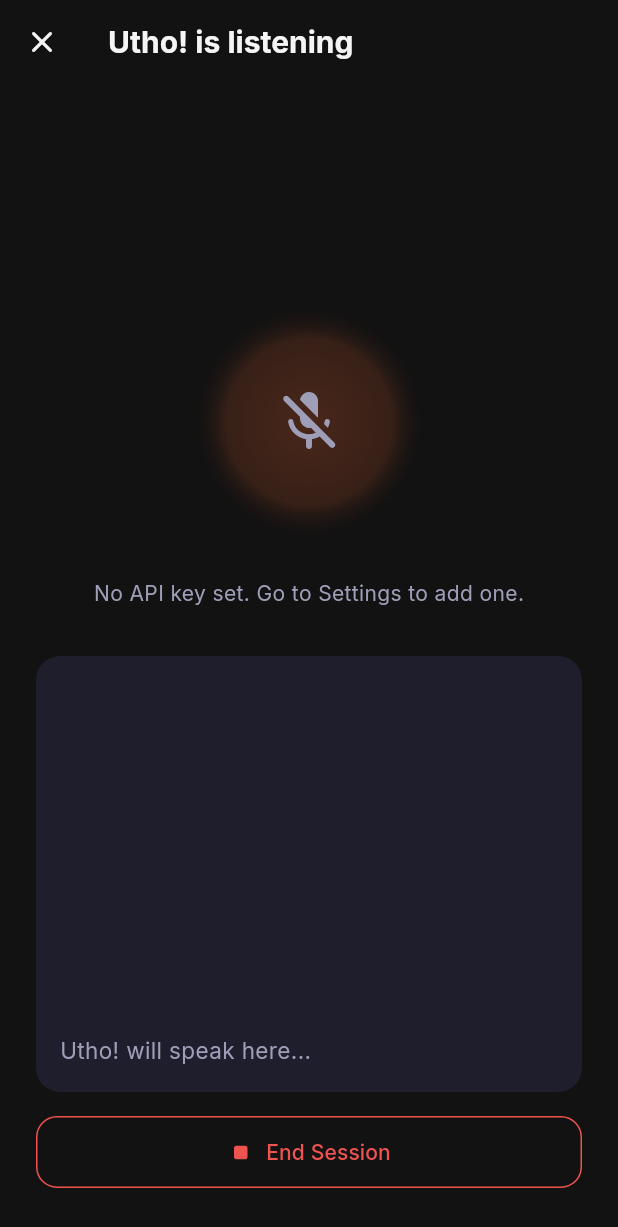
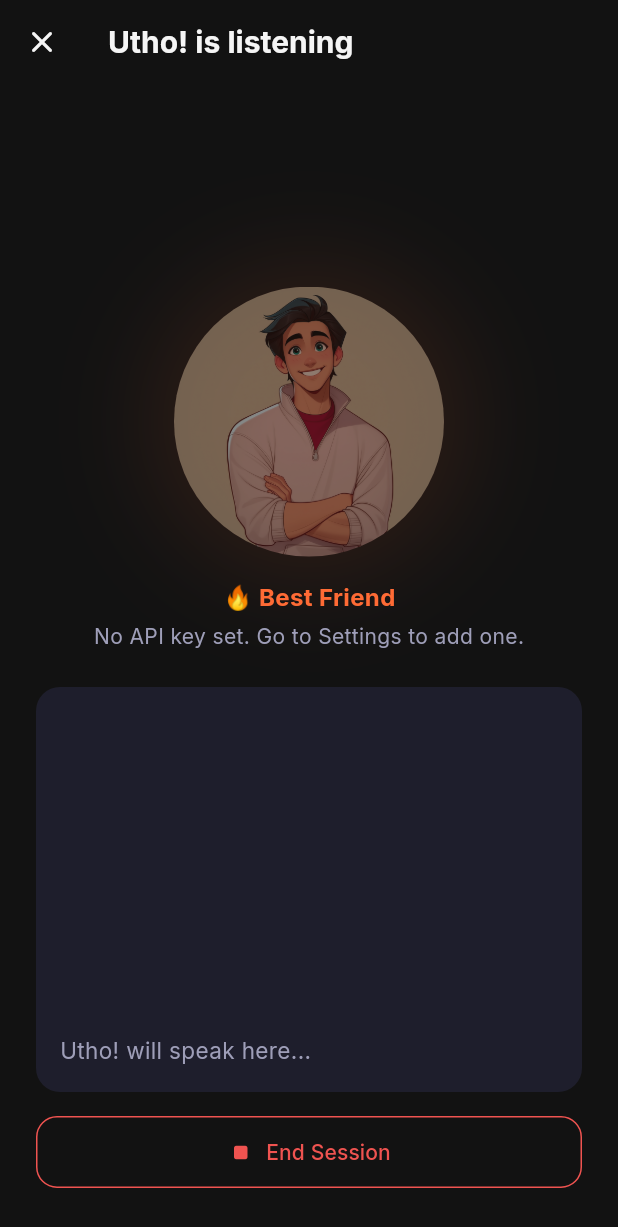
Before and after one commit to sanjuhs/utho-alarm-cerbral-valley-gemini-3-hackathon, a Flutter app: the VoiceSessionScreen screen opened directly, on a phone screen of 412 x 824 dp. Shown: the top 1227 px of the screen. Run offline on Flutter 3.47's test engine with Material 3 defaults, Android fonts, the phone set to English and light mode, and no system bars; our stand-ins replace audioplayers, flutter_local_notifications, flutter_secure_storage, flutter_timezone, google_fonts, permission_handler and 4 more; missing offline and left inert: android_alarm_manager_plus, flutter_webrtc; accounts and stored records are empty.

Commit message:
Persona avatars in voice session + hackathon README
- 4 persona images (Mom, Friend, Boss, Soft) show as animated avatars
  with pulsing glow during voice sessions
- AssistantMode enum now carries imagePath for each persona
- Hackathon README: architecture diagrams, alarm chaining flow,
  tool definitions, technical decisions, persona table with images

Co-authored-by: Cursor <cursoragent@cursor.com>

```diff
--- a/lib/models/preferences.dart
+++ b/lib/models/preferences.dart
@@ -1,14 +1,15 @@
 enum AssistantMode {
-  indianMom('indian_mom', 'Indian Mom', '🫶', 'Caring + strict + guilt-trippy'),
-  bestFriend('best_friend', 'Best Friend', '🔥', 'Hype + supportive'),
-  boss('boss', 'Boss', '💼', 'Crisp, ruthless, deadlines'),
-  soft('soft', 'Soft', '🌙', 'Gentle for low-energy days');
+  indianMom('indian_mom', 'Indian Mom', '🫶', 'Caring + strict + guilt-trippy', 'assets/images/mom/image-mom.png'),
+  bestFriend('best_friend', 'Best Friend', '🔥', 'Hype + supportive', 'assets/images/friend/image-friend.png'),
+  boss('boss', 'Boss', '💼', 'Crisp, ruthless, deadlines', 'assets/images/boss/image.png'),
+  soft('soft', 'Soft', '🌙', 'Gentle for low-energy days', 'assets/images/soft-girl/image.png');
 
   final String key;
   final String displayName;
   final String emoji;
   final String description;
-  const AssistantMode(this.key, this.displayName, this.emoji, this.description);
+  final String imagePath;
+  const AssistantMode(this.key, this.displayName, this.emoji, this.description, this.imagePath);
 
   static AssistantMode fromKey(String key) =>
       AssistantMode.values.firstWhere((m) => m.key == key, orElse: () => bestFriend);
--- a/lib/screens/voice_session_screen.dart
+++ b/lib/screens/voice_session_screen.dart
@@ -315,37 +315,58 @@ class _VoiceSessionScreenState extends State<VoiceSessionScreen>
 
           const Spacer(),
 
-          // Animated orb
-          AnimatedBuilder(
+          // Persona avatar with animated glow
+          Consumer<PreferencesProvider>(
+            builder: (_, prefs, __) {
+              final mode = prefs.prefs.mode;
+              return AnimatedBuilder(
                 animation: _waveController,
                 builder: (_, __) {
+                  final glowAlpha = _connected
+                      ? (100 + (_waveController.value * 100).toInt())
+                      : 30;
                   return Container(
+                    width: 180,
+                    height: 180,
+                    decoration: BoxDecoration(
+                      shape: BoxShape.circle,
+                      boxShadow: [
+                        BoxShadow(
+                          color: UthoTheme.accent.withAlpha(glowAlpha),
+                          blurRadius: 40 + _waveController.value * 20,
+                          spreadRadius: 5 + _waveController.value * 10,
+                        ),
+                      ],
+                    ),
+                    child: ClipOval(
+                      child: Image.asset(
+                        mode.imagePath,
                         width: 160,
                         height: 160,
-                decoration: BoxDecoration(
-                  shape: BoxShape.circle,
-                  gradient: RadialGradient(
-                    colors: [
-                      UthoTheme.accent.withAlpha(_connected ? 200 : 60),
-                      UthoTheme.accent.withAlpha(40),
-                      Colors.transparent,
-                    ],
-                    stops: [
-                      0.0,
-                      0.5 + _waveController.value * 0.2,
-                      1.0,
-                    ],
+                        fit: BoxFit.cover,
+                        opacity: AlwaysStoppedAnimation(
+                            _connected ? 1.0 : 0.5),
                       ),
-                ),
-                child: Icon(
-                  _connected ? Icons.mic_rounded : Icons.mic_off_rounded,
-                  size: 48,
-                  color: _connected ? Colors.white : UthoTheme.textSecondary,
                     ),
                   );
                 },
+              );
+            },
           ),
-          const SizedBox(height: 24),
+          const SizedBox(height: 16),
+
+          // Mode label
+          Consumer<PreferencesProvider>(
+            builder: (_, prefs, __) => Text(
+              '${prefs.prefs.mode.emoji} ${prefs.prefs.mode.displayName}',
+              style: const TextStyle(
+                color: UthoTheme.accent,
+                fontWeight: FontWeight.w700,
+                fontSize: 16,
+              ),
+            ),
+          ),
+          const SizedBox(height: 4),
 
           Text(
             _status,
@@ -354,7 +375,7 @@ class _VoiceSessionScreenState extends State<VoiceSessionScreen>
                 .bodyMedium
                 ?.copyWith(color: UthoTheme.textSecondary),
           ),
-          const SizedBox(height: 32),
+          const SizedBox(height: 24),
 
           // Transcript
           Expanded(
--- a/pubspec.yaml
+++ b/pubspec.yaml
@@ -63,3 +63,7 @@ flutter:
   assets:
     - assets/sounds/
     - assets/images/
+    - assets/images/mom/
+    - assets/images/friend/
+    - assets/images/boss/
+    - assets/images/soft-girl/
```
Also changed, not shown: assets/images/boss/image.png (added), assets/images/friend/image-friend.png (added), assets/images/mom/image-mom.png (added), assets/images/soft-girl/image.png (added), 1 other file. Lines whose indentation alone changed are shown as unchanged.
